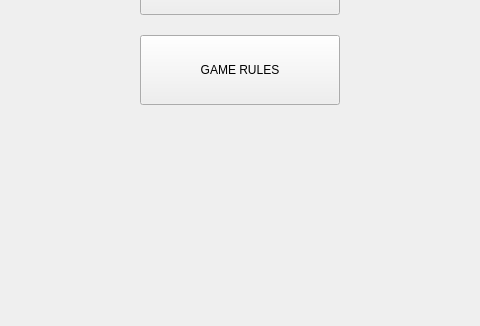
mitrovicmasa/traffic-express, file TrafficExpress/mainwindow.ui: the form before one commit; both pictures show x 259 to 739 and y 274 to 600 of the 1000 by 600 pixel window.
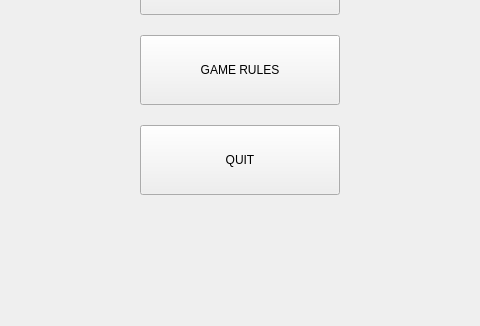
The form after the commit. The open tabs and pages were chosen to show the change.

Commit message: Added class Table and basic GUI

```diff
--- a/TrafficExpress/mainwindow.ui
+++ b/TrafficExpress/mainwindow.ui
@@ -140,6 +140,56 @@
          <string>GAME RULES</string>
         </property>
        </widget>
+       <widget class="QPushButton" name="pbQuit">
+        <property name="geometry">
+         <rect>
+          <x>390</x>
+          <y>390</y>
+          <width>200</width>
+          <height>70</height>
+         </rect>
+        </property>
+        <property name="palette">
+         <palette>
+          <active>
+           <colorrole role="ButtonText">
+            <brush brushstyle="SolidPattern">
+             <color alpha="255">
+              <red>102</red>
+              <green>102</green>
+              <blue>102</blue>
+             </color>
+            </brush>
+           </colorrole>
+          </active>
+          <inactive>
+           <colorrole role="ButtonText">
+            <brush brushstyle="SolidPattern">
+             <color alpha="255">
+              <red>0</red>
+              <green>0</green>
+              <blue>0</blue>
+             </color>
+            </brush>
+           </colorrole>
+          </inactive>
+          <disabled>
+           <colorrole role="ButtonText">
+            <brush brushstyle="SolidPattern">
+             <color alpha="255">
+              <red>190</red>
+              <green>190</green>
+              <blue>190</blue>
+             </color>
+            </brush>
+           </colorrole>
+          </disabled>
+         </palette>
+        </property>
+        <property name="text">
+         <string>QUIT</string>
+        </property>
+       </widget>
       </widget>
       <widget class="QWidget" name="pageGameRules">
        <widget class="QLabel" name="labelRules">
```
Left out of the diff: 2 changed lines with no effect on the pictures. The commit also changes 3 other files.
